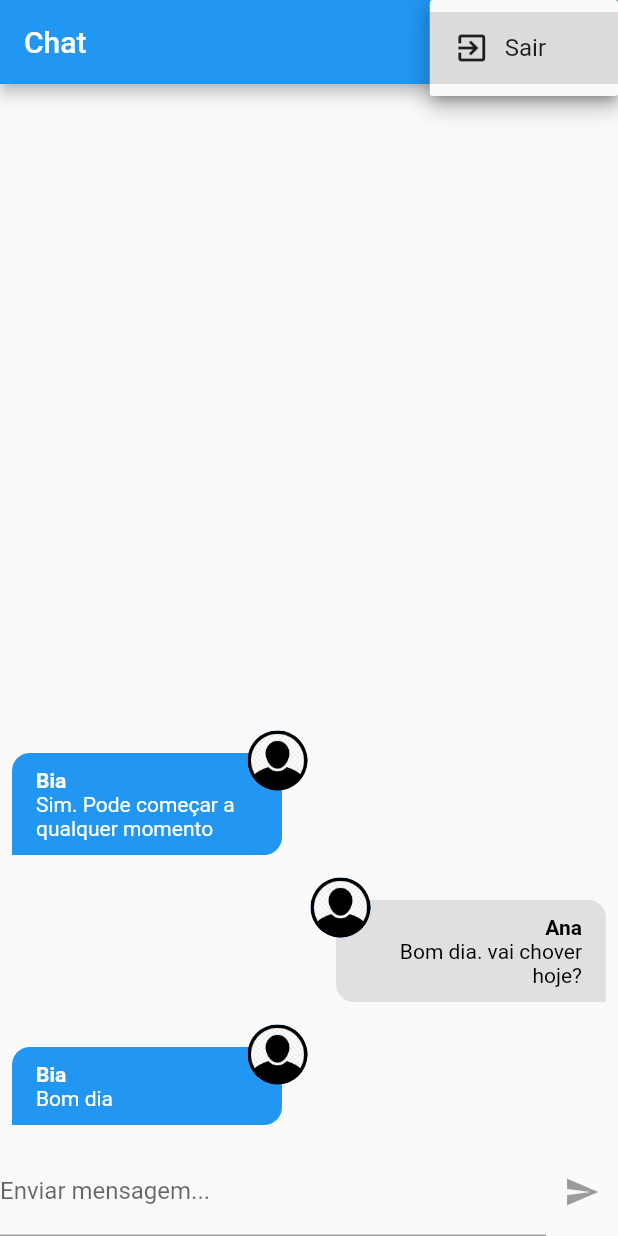
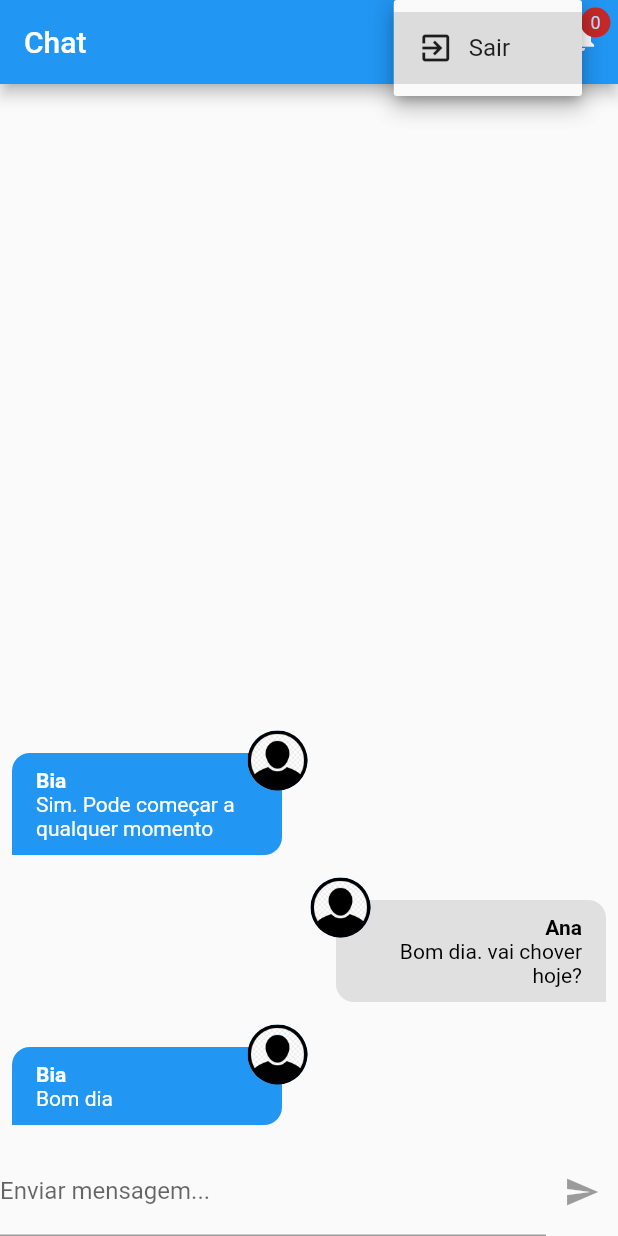
Before and after one commit to ViolaRafael/chat, a Flutter app: the screen it shows after launch, after a tap on the "more vert" icon, on a phone screen of 412 x 824 dp. Run offline on Flutter 3.47's test engine with Material 2 defaults, Android fonts, the phone set to English and light mode, and no system bars; our stand-ins replace image_picker; accounts and stored records are empty.

Commit message:
Add Notification Page

```diff
--- a/lib/core/services/notification/chat_notification_service.dart
+++ b/lib/core/services/notification/chat_notification_service.dart
@@ -4,6 +4,9 @@ import 'package:flutter/material.dart';
 class ChatNotificationService with ChangeNotifier {
   List<ChatNotification> _items = [];
 
+  int get itemsCount {
+    return _items.length;
+  }
   List<ChatNotification> get items {
     return [..._items];
   }
--- a/lib/pages/chat_page.dart
+++ b/lib/pages/chat_page.dart
@@ -1,7 +1,10 @@
 import 'package:chat/components/messages.dart';
 import 'package:chat/components/new_message.dart';
 import 'package:chat/core/services/auth/auth_service.dart';
+import 'package:chat/core/services/notification/chat_notification_service.dart';
+import 'package:chat/pages/notification_page.dart';
 import 'package:flutter/material.dart';
+import 'package:provider/provider.dart';
 
 class ChatPage extends StatelessWidget {
   const ChatPage({Key? key}) : super(key: key);
@@ -12,7 +15,8 @@ class ChatPage extends StatelessWidget {
       appBar: AppBar(
         title: const Text('Chat'),
         actions: [
-          DropdownButton(
+          DropdownButtonHideUnderline(
+            child: DropdownButton(
               icon: Icon(
                 Icons.more_vert,
                 color: Theme.of(context).primaryIconTheme.color,
@@ -23,7 +27,10 @@ class ChatPage extends StatelessWidget {
                     child: Container(
                       child: Row(
                         children: const [
-                    Icon(Icons.exit_to_app,color: Colors.black87,),
+                          Icon(
+                            Icons.exit_to_app,
+                            color: Colors.black87,
+                          ),
                           SizedBox(
                             width: 10,
                           ),
@@ -33,11 +40,40 @@ class ChatPage extends StatelessWidget {
                     )),
               ],
               onChanged: (value) {
-              if(value == 'logout') {
+                if (value == 'logout') {
                   AuthService().logout();
                 }
               },
             ),
+          ),
+          Stack(
+            children: [
+              IconButton(
+                onPressed: () {
+                  Navigator.of(context).push(
+                    MaterialPageRoute(
+                      builder: (ctx) {
+                        return const NotificationPage();
+                      },
+                    ),
+                  );
+                },
+                icon: const Icon(Icons.notifications),
+              ),
+              Positioned(
+                top: 5,
+                right: 5,
+                child: CircleAvatar(
+                  maxRadius: 10,
+                  backgroundColor: Colors.red.shade800,
+                  child: Text(
+                    '${Provider.of<ChatNotificationService>(context).itemsCount}',
+                    style: const TextStyle(fontSize: 12),
+                  ),
+                ),
+              ),
+            ],
+          )
         ],
       ),
       body: SafeArea(
```
Also changed, not shown: lib/pages/notification_page.dart (added, +17 -0 lines). Lines whose indentation alone changed are shown as unchanged.
